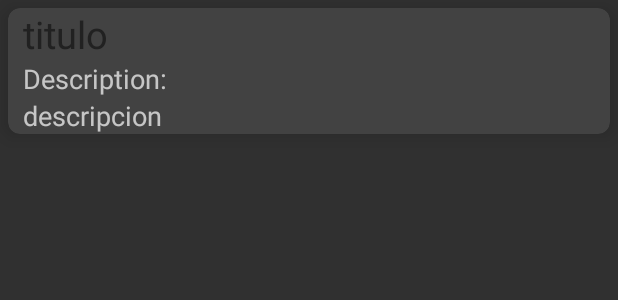
After one commit to aosunt25/marvel_app, an Android app: the layout comic_renglon.xml on its own in the app's theme, with its tools: preview values and no code run, on a phone screen of 412 x 824 dp. The commit adds this screen. Shown: the top 300 px of the screen. Run offline under Robolectric (Android 15) with nearby library versions, the phone set to English and light mode, and no system bars.

Commit message:
diseño completo

```diff
--- a/app/src/main/java/edu/itesm/marvel_app/LoginFragment.kt
+++ b/app/src/main/java/edu/itesm/marvel_app/LoginFragment.kt
@@ -73,7 +73,7 @@
                     bind.password.text.toString()
                 ).addOnCompleteListener{
                     if(it.isSuccessful){
-                        Toast.makeText(getActivity(),"Bienvenido Maestro Pokemon!",
+                        Toast.makeText(getActivity(),"Bienvenido!",
                             Toast.LENGTH_LONG).show()
                             view?.findNavController()?.navigate(R.id.action_loginFragment2_to_startFragment2)
 
--- /dev/null
+++ b/app/src/main/res/layout/comic_renglon.xml
@@ -0,0 +1,57 @@
+<?xml version="1.0" encoding="utf-8"?>
+<androidx.cardview.widget.CardView android:layout_height="wrap_content"
+    android:layout_width="match_parent"
+    xmlns:android="http://schemas.android.com/apk/res/android"
+    xmlns:app="http://schemas.android.com/apk/res-auto"
+    app:cardCornerRadius="8dp"
+    app:cardElevation="8dp"
+    android:layout_margin="5dp"
+    android:background="@color/black">
+    <androidx.constraintlayout.widget.ConstraintLayout
+        android:layout_width="match_parent"
+        android:layout_height="wrap_content">
+
+        <TextView
+            android:id="@+id/item_number"
+            android:layout_width="0dp"
+            android:layout_height="wrap_content"
+            android:layout_marginStart="10dp"
+            android:fontFamily="sans-serif"
+            android:text="titulo"
+            android:textColor="#212121"
+            android:textSize="25sp"
+            app:layout_constraintEnd_toEndOf="parent"
+            app:layout_constraintStart_toStartOf="parent"
+            app:layout_constraintTop_toTopOf="parent" />
+
+        <TextView
+            android:id="@+id/content"
+            android:layout_width="0dp"
+            android:layout_height="wrap_content"
+            android:fontFamily="sans-serif"
+            android:text="Description:"
+            android:textSize="18sp"
+            app:layout_constraintBottom_toBottomOf="parent"
+            app:layout_constraintEnd_toEndOf="@id/item_number"
+            app:layout_constraintHorizontal_bias="0.0"
+            app:layout_constraintStart_toStartOf="@+id/item_number"
+            app:layout_constraintTop_toBottomOf="@+id/item_number"
+            app:layout_constraintVertical_bias="0.0">
+
+        </TextView>
+
+        <TextView
+            android:id="@+id/descripcion"
+            android:layout_width="0dp"
+            android:layout_height="wrap_content"
+            app:layout_constraintStart_toStartOf="@+id/content"
+            app:layout_constraintEnd_toEndOf="@id/content"
+            app:layout_constraintTop_toBottomOf="@+id/content"
+            app:layout_constraintBottom_toBottomOf="parent"
+            android:textSize="18sp"
+            android:fontFamily="sans-serif"
+            android:text="descripcion">
+
+        </TextView>
+</androidx.constraintlayout.widget.ConstraintLayout>
+</androidx.cardview.widget.CardView>
--- a/app/src/main/res/layout/fragment_cart.xml
+++ b/app/src/main/res/layout/fragment_cart.xml
@@ -10,4 +10,5 @@
     android:layout_marginRight="16dp"
     app:layoutManager="LinearLayoutManager"
     tools:context=".CartFragment"
-    tools:listitem="@layout/cart_renglon" />
+    tools:listitem="@layout/cart_renglon"
+    android:background="@drawable/bggradient"/>
--- a/app/src/main/res/layout/fragment_login.xml
+++ b/app/src/main/res/layout/fragment_login.xml
@@ -47,9 +47,10 @@
                 android:layout_height="47dp"
                 android:background="@color/white"
                 android:ems="10"
+                android:hint="E-mail:"
                 android:inputType="textEmailAddress"
-                android:text="E-mail"
                 android:textColor="#0B0000"
+                android:textColorHint="#0B0000"
                 app:layout_constraintBottom_toBottomOf="parent"
                 app:layout_constraintEnd_toEndOf="parent"
                 app:layout_constraintHorizontal_bias="0.494"
@@ -64,9 +65,10 @@
                 android:layout_marginBottom="32dp"
                 android:background="@color/white"
                 android:ems="10"
+                android:hint="Password"
                 android:inputType="textPassword"
-                android:text="contraseña"
                 android:textColor="#070000"
+                android:textColorHint="#0E0000"
                 app:layout_constraintBottom_toBottomOf="parent"
                 app:layout_constraintEnd_toEndOf="parent"
                 app:layout_constraintHorizontal_bias="0.494"
--- a/app/src/main/res/layout/fragment_start.xml
+++ b/app/src/main/res/layout/fragment_start.xml
@@ -19,7 +19,7 @@
         app:layout_constraintEnd_toEndOf="parent"
         app:layout_constraintStart_toStartOf="parent"
         app:layout_constraintTop_toTopOf="parent"
-        app:layout_constraintVertical_bias="0.219" />
+        app:layout_constraintVertical_bias="0.225" />
 
 
 </androidx.constraintlayout.widget.ConstraintLayout>
```
Also changed, not shown: app/src/main/java/edu/itesm/marvel_app/MyComicListRecyclerViewAdapter.kt (+10 -1 lines), app/src/main/res/layout/cart_renglon.xml (+4 -3 lines), app/src/main/res/layout/fragment_comic_info.xml (+17 -15 lines), app/src/main/res/layout/fragment_comic_list.xml (+21 -9 lines).
